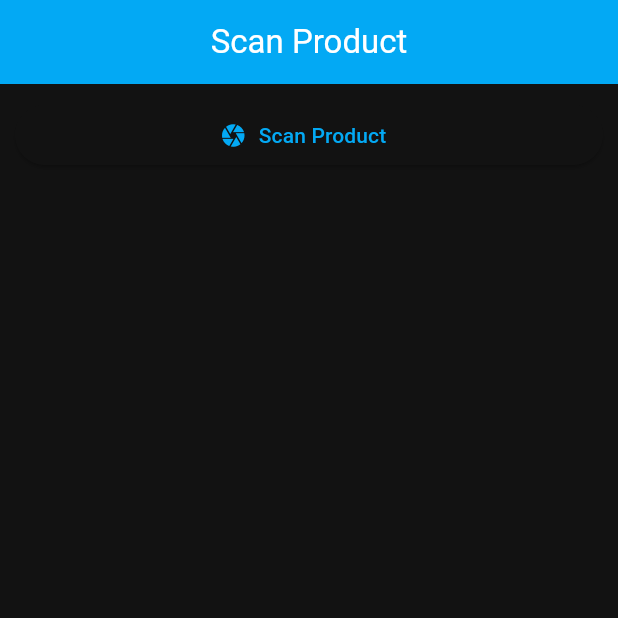
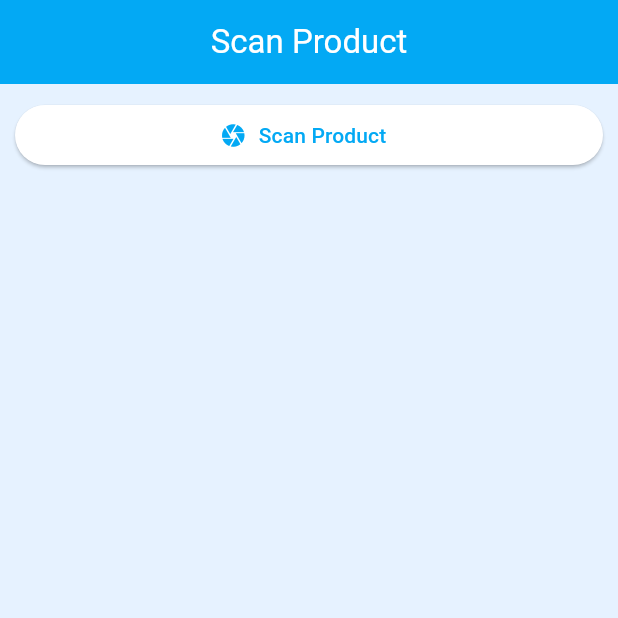
Before and after one commit to InventoryAssistant/inventory_assistant, a Flutter app: the screen it shows after launch, on a phone screen of 412 x 824 dp, the top half of it. Run offline on Flutter 3.47's test engine with Material 3 defaults, Android fonts, the phone set to English and light mode, and no system bars; missing offline and left inert: barcode_scan2.

Commit message:
Slightly updated the layout of the product information, made the light theme surface a slightly darker tinted blue

```diff
--- a/lib/main.dart
+++ b/lib/main.dart
@@ -56,14 +56,9 @@
             icon: const Icon(Icons.camera),
             label: const Text('Scan Product'),
           ),
-          if (scanResult != null)
           Card(
             child: Column(
               children: <Widget>[
-                  ListTile(
-                    title: const Text('Barcode'),
-                    subtitle: Text(scanResult.rawContent),
-                  ),
                 if (product['name'] != null)
                   ListTile(
                     title: const Text('Name'),
@@ -73,7 +68,12 @@
                   ListTile(
                     title: const Text('Category'),
                     subtitle: Text(product['category']),
-                    )
+                  ),
+                if (scanResult != null)
+                  ListTile(
+                    title: const Text('Barcode'),
+                    subtitle: Text(scanResult.rawContent),
+                  ),
               ],
             ),
           ),
@@ -103,10 +103,7 @@
         // If the response is instore it is from the backup database
         if (json.containsKey("instore")) {
           setState(() {
-            product['name'] = jsonDecode(response.body)['instore']
-                    ['description'] +
-                " " +
-                jsonDecode(response.body)['instore']['name'];
+            product['name'] = "${jsonDecode(response.body)['instore']['description']} ${jsonDecode(response.body)['instore']['name']}";
             product['category'] = "None";
           });
         }
--- a/lib/theme.dart
+++ b/lib/theme.dart
@@ -3,9 +3,10 @@ import 'package:flutter/material.dart';
 class ThemeClass {
   static ThemeData lightTheme = ThemeData(
     useMaterial3: true,
-    colorScheme: const ColorScheme.dark().copyWith(
+    colorScheme: const ColorScheme.light().copyWith(
       primary: Colors.lightBlue,
       background: Colors.white,
+      surface: const Color.fromRGBO(230, 242, 255, 1.0),
     ),
     appBarTheme: const AppBarTheme(
       backgroundColor: Colors.lightBlue,
```
Lines whose indentation alone changed are shown as unchanged.
